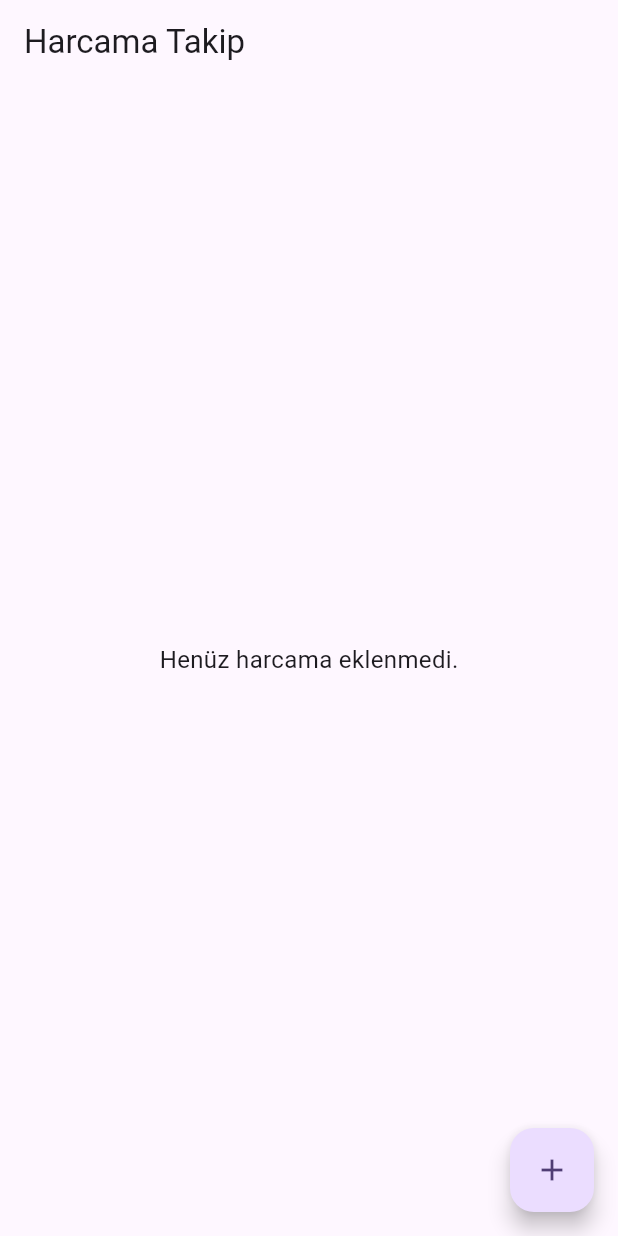
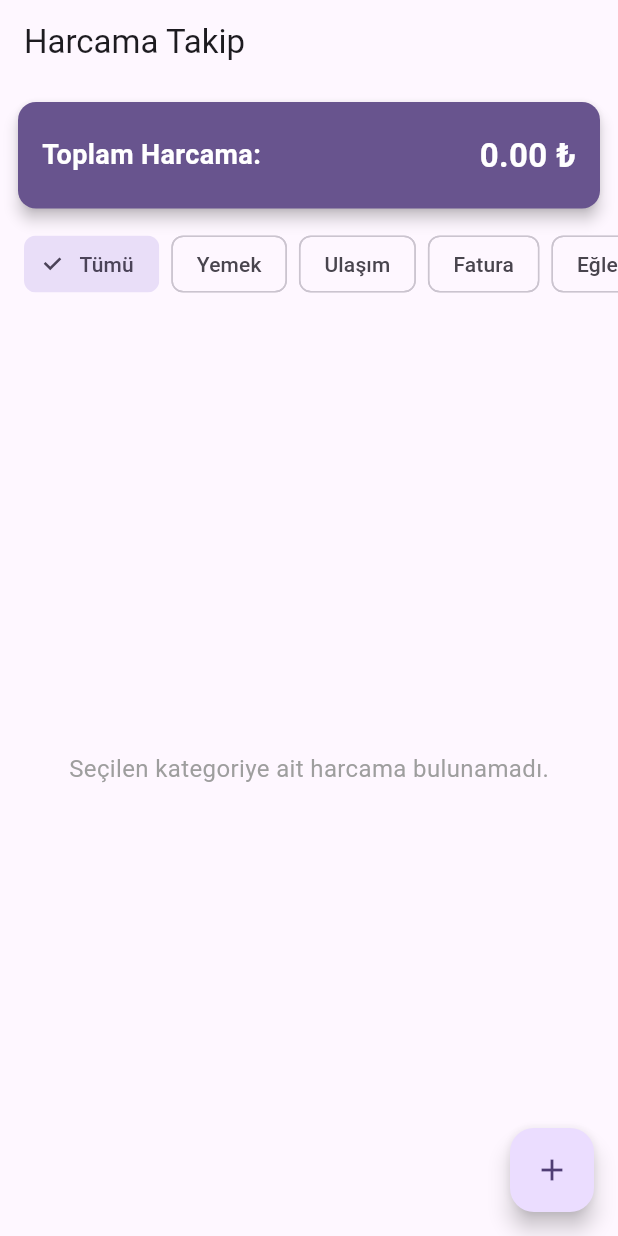
Before and after one commit to Miray-Kayra/gider-takip-flutter, a Flutter app: the screen it shows after launch, on a phone screen of 412 x 824 dp. Run offline on Flutter 3.47's test engine with Material 3 defaults, Android fonts, the phone set to English and light mode, and no system bars; our stand-ins replace sqflite; accounts and stored records are empty.

Commit message:
feat: Kategori filtreleme, toplam tutar hesabı ve boş görünümü eklendi.

```diff
--- a/lib/viewmodels/expense_viewmodel.dart
+++ b/lib/viewmodels/expense_viewmodel.dart
@@ -8,10 +8,24 @@ class ExpenseViewModel extends ChangeNotifier {
   List<ExpenseModel> _expenses = [];
   bool _isLoading = false;
 
+  String? _selectedCategoryFilter;
+  String? get selectedCategoryFilter => _selectedCategoryFilter;
+  List<ExpenseModel> get filteredExpenses{
+    if (_selectedCategoryFilter == null || _selectedCategoryFilter =='Tümü'){
+      return _expenses;
+    }
+    return _expenses
+        .where((expense) => expense.category == _selectedCategoryFilter)
+        .toList();
+  }
+
+  void setCategoryFilter(String? category) {
+    _selectedCategoryFilter = category;
+    notifyListeners();
+  }
+
+
   List<ExpenseModel> get expenses => _expenses;
-  double get TotalExpense{
-    return _expenses.fold(0.0, (sum, item) => sum + item.amount);
-  }
 
 
   bool get isLoading => _isLoading;
@@ -19,7 +33,9 @@ class ExpenseViewModel extends ChangeNotifier {
   double get totalExpense {
     return _expenses.fold(0.0, (sum, item) => sum + item.amount);
   }
-
+  double get filteredTotalExpense {
+    return filteredExpenses.fold(0.0, (sum, item) => sum + item.amount);
+  }
 
   Future<void> fetchExpenses() async {
     _isLoading = true;
--- a/lib/views/expense_list_view.dart
+++ b/lib/views/expense_list_view.dart
@@ -24,14 +24,7 @@ class ExpenseListView extends StatelessWidget {
           }
 
           // 2. Durum: Liste Boş
-          if (viewModel.expenses.isEmpty) {
-            return const Center(
-              child: Text(
-                'Henüz harcama eklenmedi.',
-                style: TextStyle(fontSize: 16),
-              ),
-            );
-          }
+
 
           // 3. Durum: Liste Dolu (Toplam Harcama Kartı + Harcama Listesi)
           return Column(
@@ -61,7 +54,7 @@ class ExpenseListView extends StatelessWidget {
                         ),
                       ),
                       Text(
-                        '${viewModel.totalExpense.toStringAsFixed(2)} ₺',
+                        '${viewModel.filteredTotalExpense.toStringAsFixed(2)} ₺',
                         style: const TextStyle(
                           fontSize: 22,
                           fontWeight: FontWeight.bold,
@@ -72,13 +65,44 @@ class ExpenseListView extends StatelessWidget {
                   ),
                 ),
               ),
+            SizedBox(
+              height: 50,
+              child: ListView(
+                scrollDirection: Axis.horizontal,
+                padding: const EdgeInsets.symmetric(horizontal: 16),
+                children: ['Tümü', ..._categories].map((category) {
+                  final isSelected = (viewModel.selectedCategoryFilter == category) ||
+                      (viewModel.selectedCategoryFilter == null && category == 'Tümü');
+                  return Padding(
+                    padding: const EdgeInsets.only(right: 8.0),
+                    child: FilterChip(
+                      label: Text(category),
+                      selected: isSelected,
+                      onSelected: (bool selected){
+                        viewModel.setCategoryFilter(category == 'Tümü' ? null : category);
+                      },
+                    ),
+                 );
+                }).toList()
+              ),
+            ),
+
 
               // --- HARCAMA LİSTESİ ---
               Expanded(
-                child: ListView.builder(
-                  itemCount: viewModel.expenses.length,
+                child:
+                viewModel.filteredExpenses.isEmpty
+                    ? const Center(
+                      child: Text(
+                        'Seçilen kategoriye ait harcama bulunamadı.',
+                        style: TextStyle(fontSize: 16,color: Colors.grey),
+                      ),
+                    )
+
+                : ListView.builder(
+                  itemCount: viewModel.filteredExpenses.length,
                   itemBuilder: (context, index) {
-                    final expense = viewModel.expenses[index];
+                    final expense = viewModel.filteredExpenses[index];
                     return Dismissible(
                       key: Key(expense.id.toString()),
                       direction: DismissDirection.endToStart,
```
